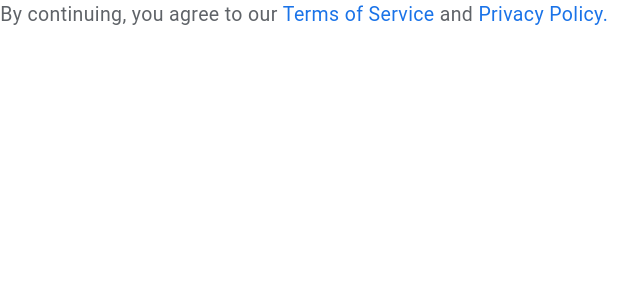
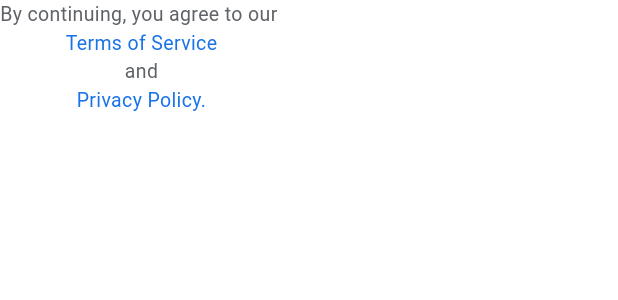
Before and after one commit to ishivamumaraniya/gmb_iq, a Flutter app: what buildTermsAndPrivacy() shows on an empty page, opened directly, on a phone screen of 412 x 824 dp. Shown: the top 300 px of the screen. Run offline on Flutter 3.47's test engine with Material 3 defaults, Android fonts, the phone set to English and light mode, and no system bars; our stand-ins replace cached_network_image, connectivity_plus, dio, dotted_border, equatable, flutter_bloc and 8 more; missing offline and left inert: google_sign_in_platform_interface, google_sign_in_web; accounts and stored records are empty.

Commit message:
Made Uploading changes

```diff
--- a/lib/features/Auth_and_Account_Setup/views/login/login_desktop_view.dart
+++ b/lib/features/Auth_and_Account_Setup/views/login/login_desktop_view.dart
@@ -92,7 +92,7 @@ class LoginDesktopView extends StatelessWidget {
                                     LoginComponents.buildGoogleButton(context, maxWidth: 300),
 
                                     const SizedBox(height: 24),
-                                    LoginComponents.buildTermsAndPrivacy(),
+                                    LoginComponents.buildTermsAndPrivacy(context),
                                   ],
                                 ),
                               ),
@@ -102,7 +102,10 @@ class LoginDesktopView extends StatelessWidget {
                               right: -200,
                               child: Container(
                                 height: 450,
-                                decoration: BoxDecoration(color: AppColors.primary.withValues(alpha: .1), shape: BoxShape.circle),
+                                decoration: BoxDecoration(
+                                  color: AppColors.primary.withValues(alpha: .1),
+                                  shape: BoxShape.circle,
+                                ),
                                 width: 450,
                               ),
                             ),
@@ -153,7 +156,8 @@ class LoginDesktopView extends StatelessWidget {
                       iconColor: Colors.green,
                       bgColor: Colors.green.withValues(alpha: 0.1),
                       title: "Deep Analytics",
-                      description: "Get actionable insights across all your locations. Track growth and response rates.",
+                      description:
+                          "Get actionable insights across all your locations. Track growth and response rates.",
                       context: context,
                     ),
                     const SizedBox(width: 20),
--- a/lib/features/Auth_and_Account_Setup/views/login/login_mobile_view.dart
+++ b/lib/features/Auth_and_Account_Setup/views/login/login_mobile_view.dart
@@ -36,7 +36,7 @@ class LoginMobileView extends StatelessWidget {
                     const SizedBox(height: 40),
                     _buildLoginFormContent(context),
                     const Spacer(),
-                    LoginComponents.buildTermsAndPrivacy(),
+                    LoginComponents.buildTermsAndPrivacy(context),
                   ],
                 ),
               ),
--- a/lib/features/Auth_and_Account_Setup/views/login/widgets/login_components.dart
+++ b/lib/features/Auth_and_Account_Setup/views/login/widgets/login_components.dart
@@ -1,5 +1,6 @@
 import 'package:flutter/material.dart';
 import 'package:flutter_screenutil/flutter_screenutil.dart';
+import 'package:gmb_iq/core/responsive/responsive_context.dart';
 import 'package:gmb_iq/core/widgets/CustomBorderContainers.dart';
 import 'package:google_sign_in_web/google_sign_in_web.dart' as web;
 import 'package:google_sign_in_platform_interface/google_sign_in_platform_interface.dart';
@@ -59,12 +60,25 @@ class LoginComponents {
     );
   }
 
-  static Widget buildTermsAndPrivacy() {
-    return Wrap(
-      alignment: WrapAlignment.center,
-      crossAxisAlignment: WrapCrossAlignment.center,
-      children: [
-        const CustomText("By continuing, you agree to our ", fontSize: 13, isSecondary: true),
+  static Widget buildTermsAndPrivacy(BuildContext context) {
+    List<Widget> termAndPrivacy = [
+      const CustomText("By continuing, you agree to our ", fontSize: 13, isSecondary: true),
+
+      if (context.isDesktop) ...[
+        Row(
+          children: [
+            InkWell(
+              onTap: () {},
+              child: const CustomText("Terms of Service", fontSize: 13, color: AppColors.primary),
+            ),
+            const CustomText(" and ", fontSize: 13, isSecondary: true),
+            InkWell(
+              onTap: () {},
+              child: const CustomText("Privacy Policy.", fontSize: 13, color: AppColors.primary),
+            ),
+          ],
+        ),
+      ] else ...[
         InkWell(
           onTap: () {},
           child: const CustomText("Terms of Service", fontSize: 13, color: AppColors.primary),
@@ -75,7 +89,15 @@ class LoginComponents {
           child: const CustomText("Privacy Policy.", fontSize: 13, color: AppColors.primary),
         ),
       ],
-    );
+    ];
+
+    return context.isDesktop
+        ? Wrap(alignment: WrapAlignment.center, crossAxisAlignment: WrapCrossAlignment.center, children: termAndPrivacy)
+        : Column(
+            mainAxisSize: MainAxisSize.min,
+            crossAxisAlignment: CrossAxisAlignment.center,
+            children: termAndPrivacy,
+          );
   }
 
   static Widget buildGoogleButton(BuildContext context, {double? maxWidth, VoidCallback? onPressed}) {
```
